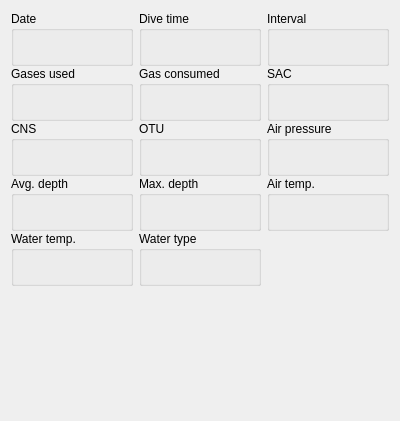
subsurface/subsurface, file desktop-widgets/tab-widgets/TabDiveInformation.ui: the form before one commit.
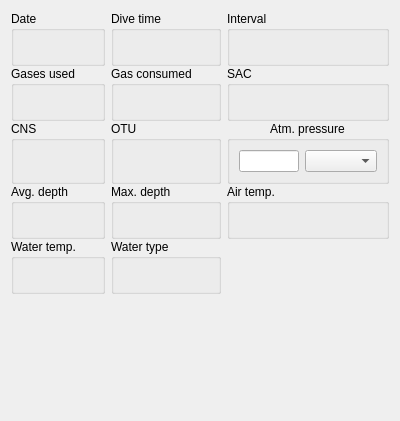
The form after the commit.

Commit message:
Convert the atmospheric pressure in the Information Tab to an editable field
The Information tab shows the atmospheric pressure. Make this value editable
and also ensure that changes to it are undo-able.

What changed in the file:
```diff
--- a/desktop-widgets/tab-widgets/TabDiveInformation.ui
+++ b/desktop-widgets/tab-widgets/TabDiveInformation.ui
@@ -224,25 +224,37 @@
          </layout>
         </widget>
        </item>
-       <item row="2" column="2">
+
+       <item row="2" column="2" colspan="1">
         <widget class="QGroupBox" name="groupBox_10">
          <property name="title">
-          <string>Air pressure</string>
+          <string>Atm. pressure</string>
          </property>
+         <property name="alignment">
+          <set>Qt::AlignHCenter</set>
+         </property>
+           <property name="sizePolicy">
+            <sizepolicy hsizetype="Preferred" vsizetype="Maximum">
+             <horstretch>0</horstretch>
+             <verstretch>0</verstretch>
+            </sizepolicy>
+           </property>
          <layout class="QHBoxLayout" name="diveInfoAirPressureLayout">
           <item>
-           <widget class="QLabel" name="airPressureText">
-            <property name="text">
-             <string/>
+           <widget class="QLineEdit" name="atmPressVal">
+            <property name="readOnly">
+             <bool>false</bool>
             </property>
-            <property name="alignment">
-             <set>Qt::AlignCenter</set>
-            </property>
+           </widget>
+          </item>
+          <item>
+           <widget class="QComboBox" name="atmPressType">
            </widget>
           </item>
          </layout>
         </widget>
        </item>
+
        <item row="3" column="2">
         <widget class="QGroupBox" name="groupBox_9">
          <property name="title">
```
The commit also changes 18 other files.
